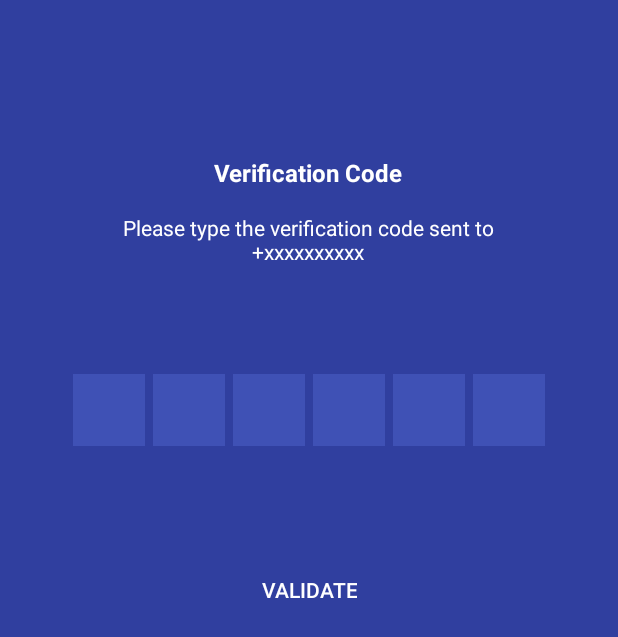
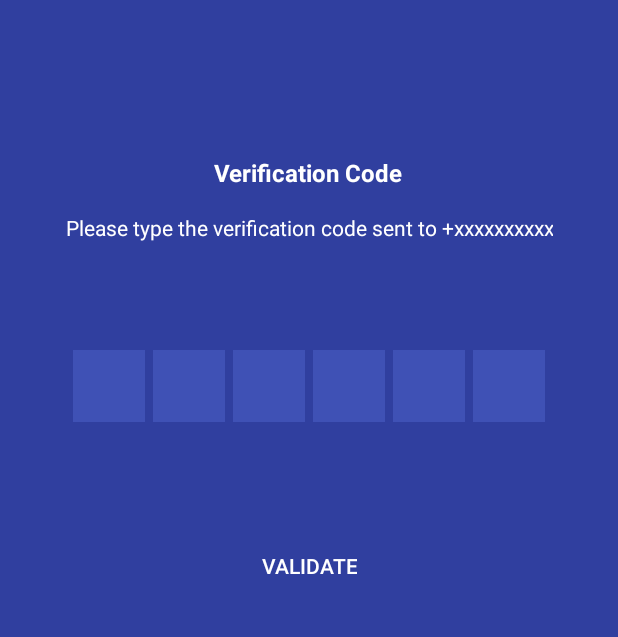
Before and after one commit to mukeshsolanki/android-otpview-pinview, an Android app: the screen it shows after launch (MainActivity), on a phone screen of 412 x 824 dp. Shown: the top 637 px of the screen. Run offline under Robolectric (Android 15) with nearby library versions, the phone set to English and light mode, and no system bars.

Commit message:
updated read me added new screen shots and made a few tweeks

```diff
--- a/app/src/main/res/layout/activity_main.xml
+++ b/app/src/main/res/layout/activity_main.xml
@@ -18,7 +18,7 @@
       android:layout_height="wrap_content"
       android:layout_marginTop="72dp"
       android:padding="16dp"
-      android:text="Verification Code"
+      android:text="@string/verification_code"
       android:textColor="@android:color/white"
       android:textSize="16sp"
       android:textStyle="bold"
@@ -26,7 +26,7 @@
   <TextView
       android:layout_width="wrap_content"
       android:layout_height="wrap_content"
-      android:text="Please type the verification code sent to\n+xxxxxxxxxx"
+      android:text="@string/verification_code_subtext"
       android:textAlignment="center"
       android:textColor="@android:color/white"
       />
@@ -42,7 +42,7 @@
       android:textColor="@android:color/white"
       app:itemCount="6"
       app:lineColor="@color/colorPrimary"
-      app:viewType="none"
+      app:viewType="line"
       />
 
   <Button
@@ -50,7 +50,7 @@
       android:layout_width="wrap_content"
       android:layout_height="wrap_content"
       android:layout_marginTop="72dp"
-      android:text="Validate"
+      android:text="@string/validate"
       android:textColor="@android:color/white"
       style="?android:attr/borderlessButtonStyle"
       />
--- a/app/src/main/res/values/strings.xml
+++ b/app/src/main/res/values/strings.xml
@@ -1,3 +1,6 @@
 <resources>
   <string name="app_name">Otp-Pin-View</string>
+  <string name="verification_code_subtext">Please type the verification code sent to +xxxxxxxxxx</string>
+  <string name="verification_code">Verification Code</string>
+  <string name="validate">Validate</string>
 </resources>
```
Also changed, not shown: 6 other files.
